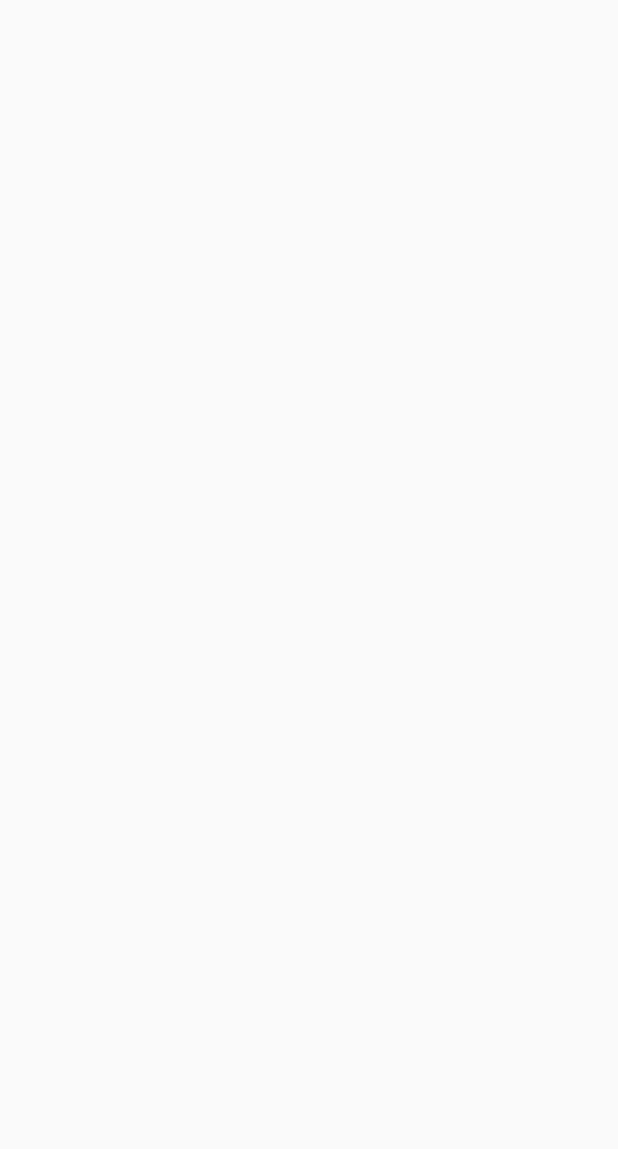
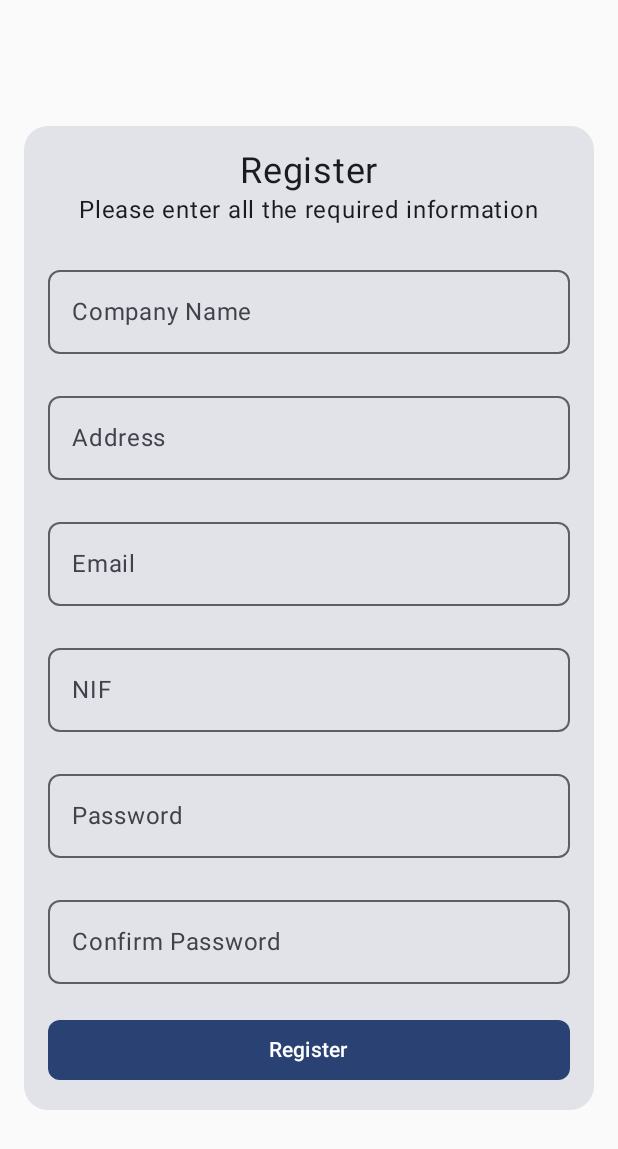
Before and after one commit to AlbaCastilla/Intermodular, an Android app built with Jetpack Compose: the Registro screen opened through its navigation route, on a phone screen of 412 x 824 dp. Before the commit the part shown is empty. Shown: the top 1149 px of the screen. Run offline under Robolectric (Android 15) with nearby library versions, the phone set to English and light mode, and no system bars.

Commit message:
Vista registro v1
Vista del registro del usuario con todos los campos, sin funcionalidad.

```diff
--- a/app/src/main/java/com/example/intermodular/ui/screens/registro/Registro.kt
+++ b/app/src/main/java/com/example/intermodular/ui/screens/registro/Registro.kt
@@ -1,8 +1,122 @@
 package com.example.intermodular.ui.screens.registro
 
-import androidx.compose.runtime.Composable
+import androidx.compose.foundation.layout.*
+import androidx.compose.foundation.shape.RoundedCornerShape
+import androidx.compose.material.*
+import androidx.compose.material3.Button
+import androidx.compose.material3.Card
+import androidx.compose.material3.OutlinedTextField
+import androidx.compose.material3.Text
+import androidx.compose.runtime.*
+import androidx.compose.ui.Alignment
+import androidx.compose.ui.Modifier
+import androidx.compose.ui.text.input.PasswordVisualTransformation
+import androidx.compose.ui.unit.dp
+import androidx.compose.ui.unit.sp
 
 @Composable
 fun Registro(viewModel: RegistroViewModel) {
+    var companyName by remember { mutableStateOf("") }
+    var address by remember { mutableStateOf("") }
+    var email by remember { mutableStateOf("") }
+    var nif by remember { mutableStateOf("") }
+    var password by remember { mutableStateOf("") }
+    var confirmPassword by remember { mutableStateOf("") }
 
+    Box(
+        modifier = Modifier.fillMaxSize(),
+        contentAlignment = Alignment.Center
+    ) {
+        Card(
+            modifier = Modifier.padding(16.dp),
+            shape = RoundedCornerShape(16.dp),
+
+        ) {
+            Column(
+                modifier = Modifier.padding(16.dp),
+                horizontalAlignment = Alignment.CenterHorizontally
+            ) {
+                Text(text = "Register", fontSize = 24.sp)
+                Text(text = "Please enter all the required information", fontSize = 16.sp)
+
+                Spacer(modifier = Modifier.height(20.dp))
+
+                OutlinedTextField(
+                    value = companyName,
+                    onValueChange = { companyName = it },
+                    singleLine = true,
+                    label = { Text("Company Name") },
+                    modifier = Modifier.fillMaxWidth(),
+                    shape = RoundedCornerShape(8.dp)
+                )
+
+                Spacer(modifier = Modifier.height(20.dp))
+
+                OutlinedTextField(
+                    value = address,
+                    onValueChange = { address = it },
+                    singleLine = true,
+                    label = { Text("Address") },
+                    modifier = Modifier.fillMaxWidth(),
+                    shape = RoundedCornerShape(8.dp)
+                )
+
+                Spacer(modifier = Modifier.height(20.dp))
+
+                OutlinedTextField(
+                    value = email,
+                    onValueChange = { email = it },
+                    singleLine = true,
+                    label = { Text("Email") },
+                    modifier = Modifier.fillMaxWidth(),
+                    shape = RoundedCornerShape(8.dp)
+                )
+
+                Spacer(modifier = Modifier.height(20.dp))
+
+                OutlinedTextField(
+                    value = nif,
+                    onValueChange = { nif = it },
+                    singleLine = true,
+                    label = { Text("NIF") },
+                    modifier = Modifier.fillMaxWidth(),
+                    shape = RoundedCornerShape(8.dp)
+                )
+
+                Spacer(modifier = Modifier.height(20.dp))
+
+                OutlinedTextField(
+                    value = password,
+                    onValueChange = { password = it },
+                    singleLine = true,
+                    label = { Text("Password") },
+                    visualTransformation = PasswordVisualTransformation(),
+                    modifier = Modifier.fillMaxWidth(),
+                    shape = RoundedCornerShape(8.dp)
+                )
+
+                Spacer(modifier = Modifier.height(20.dp))
+
+                OutlinedTextField(
+                    value = confirmPassword,
+                    onValueChange = { confirmPassword = it },
+                    singleLine = true,
+                    label = { Text("Confirm Password") },
+                    visualTransformation = PasswordVisualTransformation(),
+                    modifier = Modifier.fillMaxWidth(),
+                    shape = RoundedCornerShape(8.dp)
+                )
+
+                Spacer(modifier = Modifier.height(20.dp))
+
+                Button(
+                    onClick = {/*todo*/},
+                    modifier = Modifier.fillMaxWidth(),
+                    shape = RoundedCornerShape(8.dp)
+                ) {
+                    Text("Register")
+                }
+            }
+        }
+    }
 }
--- a/app/src/main/java/com/example/intermodular/ui/screens/registro/RegistroViewModel.kt
+++ b/app/src/main/java/com/example/intermodular/ui/screens/registro/RegistroViewModel.kt
@@ -3,4 +3,5 @@ package com.example.intermodular.ui.screens.registro
 import androidx.lifecycle.ViewModel
 
 class RegistroViewModel: ViewModel() {
+
 }
```
